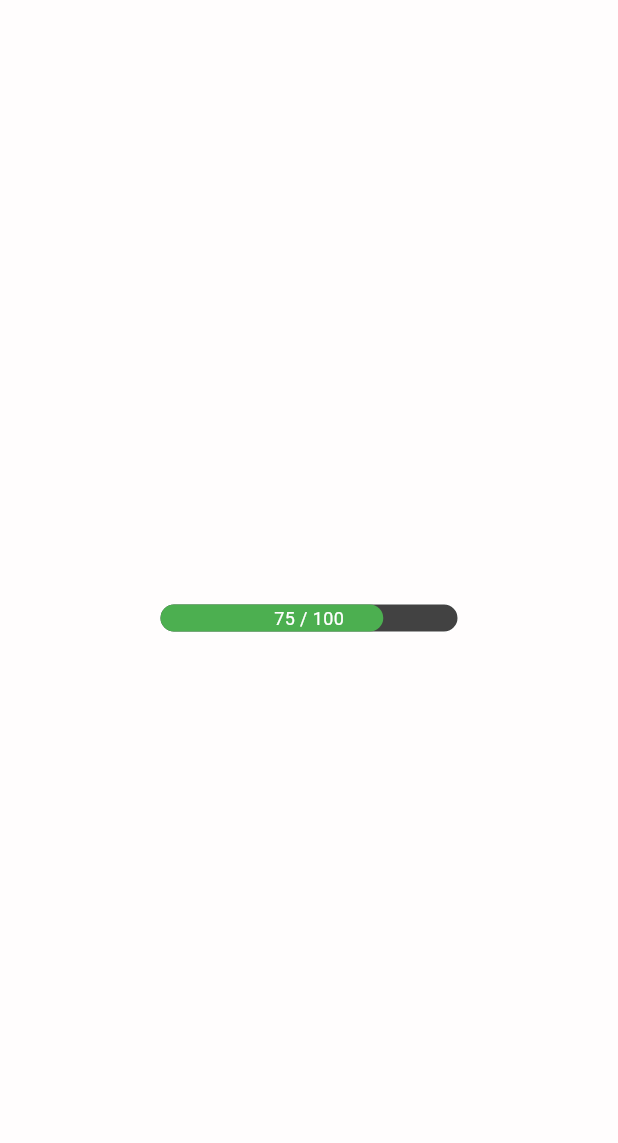
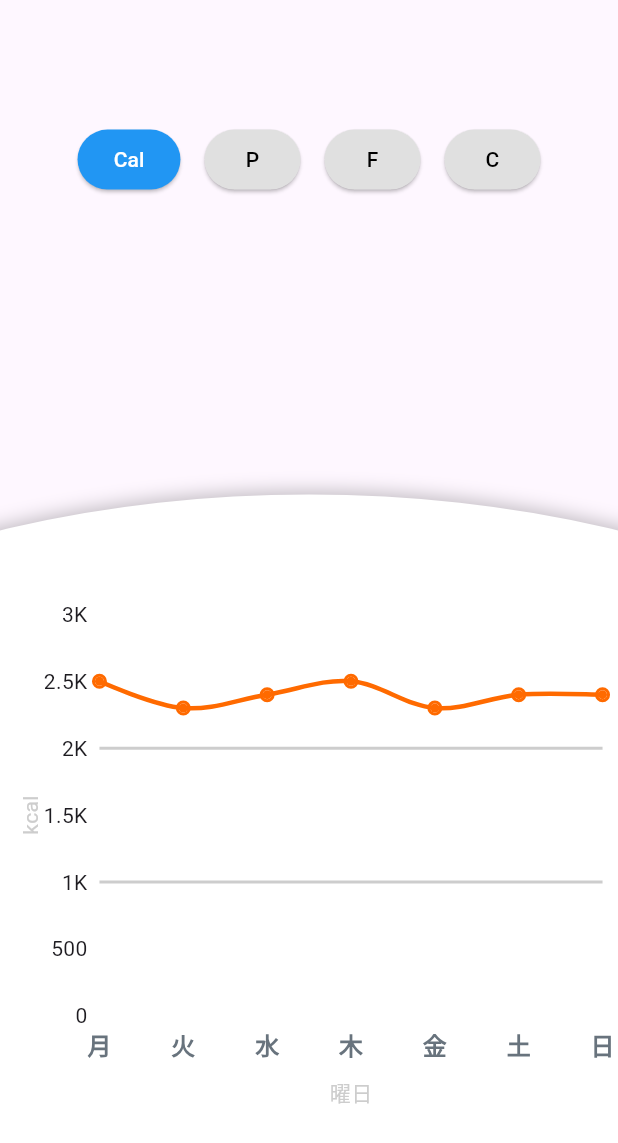
Before and after one commit to Agenta523/LifeMon, a Flutter app: the AnalyzeScreen screen opened directly, on a phone screen of 412 x 824 dp. Shown: the top 1143 px of the screen. Run offline on Flutter 3.47's test engine with Material 3 defaults, Android fonts, the phone set to English and light mode, and no system bars; drawn by our look-alikes of fl_chart.

Commit message:
分析画面のサンプルを作製

```diff
--- a/lib/screen/analyze_screen/analyze_screen.dart
+++ b/lib/screen/analyze_screen/analyze_screen.dart
@@ -1,72 +1,244 @@
 import 'package:flutter/material.dart';
+import 'package:fl_chart/fl_chart.dart';
 
-class AnalyzeScreen extends StatefulWidget{
-  const AnalyzeScreen({Key? key}) : super(key: key);
+class AnalyzeScreen extends StatefulWidget {
+  const AnalyzeScreen({super.key});
 
   @override
-  State<AnalyzeScreen> createState() => _HomeScreenState();
+  State<AnalyzeScreen> createState() => _AnalyzeScreenState();
 }
 
-class _HomeScreenState extends State<AnalyzeScreen> {
+class _AnalyzeScreenState extends State<AnalyzeScreen> {
+  int selectedIndex = 0;
+
+  Color getLineColor(int selectedIndex) {
+    switch (selectedIndex) {
+      case 0:
+        return const Color(0xffFF6A00);
+      case 1:
+        return const Color(0xffFF7B86);
+      case 2:
+        return const Color(0xffFFBB00);
+      case 3:
+        return const Color(0xffFF7B86);
+      default:
+        return Colors.blue;
+    }
+  }
+
+  List<FlSpot> getLineData(int index) {
+    switch (index) {
+      case 0:
+        return [FlSpot(0, 2500), FlSpot(1, 2300), FlSpot(2, 2400),FlSpot(3, 2500), FlSpot(4, 2300), FlSpot(5, 2400),FlSpot(6, 2400)];
+      case 1:
+        return [FlSpot(0, 120), FlSpot(1, 130), FlSpot(2, 110),FlSpot(3, 2500), FlSpot(4, 2300), FlSpot(5, 2400),FlSpot(6, 2400)];
+      case 2:
+        return [FlSpot(0, 70), FlSpot(1, 80), FlSpot(2, 75),FlSpot(3, 2500), FlSpot(4, 2300), FlSpot(5, 2400),FlSpot(6, 2400)];
+      case 3:
+        return [FlSpot(0, 300), FlSpot(1, 280), FlSpot(2, 310),FlSpot(3, 2500), FlSpot(4, 2300), FlSpot(5, 2400),FlSpot(6, 2400)];
+      default:
+        return [];
+    }
+  }
+
   @override
   Widget build(BuildContext context) {
+    final screenWidth = MediaQuery.of(context).size.width;
+    final screenHeight = MediaQuery.of(context).size.height;
+    final ellipseWidth = screenWidth * 2.5;
+    final ellipseHeight = screenHeight * 0.7;
+    final ellipseLeft = (screenWidth - ellipseWidth) / 2;
+    final ellipseTop = screenHeight * 0.4;
+
+    final lineColor = getLineColor(selectedIndex);
+    final lineData = getLineData(selectedIndex);
+
     return Scaffold(
-      backgroundColor: const Color.fromARGB(255, 255, 253, 253),
-      body: Center(
-        child: LifeGage(
-          currentHp: 75,
-          maxHp: 100,
-        ),
+      body: Stack(
+        children: [
+          Positioned(
+            left: ellipseLeft,
+            top: ellipseTop,
+            child: Container(
+              width: ellipseWidth,
+              height: ellipseHeight,
+              decoration: BoxDecoration(
+                color: Colors.white,
+                shape: BoxShape.rectangle,
+                borderRadius: BorderRadius.all(
+                  Radius.elliptical(ellipseWidth, ellipseHeight),
+                ),
+                boxShadow: [
+                  BoxShadow(
+                    color: Colors.black.withOpacity(0.25),
+                    offset: const Offset(0, -2),
+                    blurRadius: 10,
+                  )
+                ],
+              ),
+            ),
+          ),
+          Positioned(
+            top: screenHeight * 0.1,
+            left: 0,
+            right: 0,
+            child: NutrientSelector(
+              labels: ['Cal', 'P', 'F', 'C'],
+              selectedIndex: selectedIndex,
+              onSelected: (index) {
+                setState(() {
+                  selectedIndex = index;
+                });
+              },
+            ),
+          ),
+          Positioned(
+            top: ellipseTop + 80,
+            left: 0,
+            right: 0,
+            child: Center(
+              child: FLChartData(
+                lineColor: lineColor,
+                lineData: lineData,
+              ),
+            ),
+          ),
+        ],
       ),
     );
   }
 }
 
-class LifeGage extends StatelessWidget {
-  final double currentHp;
-  final double maxHp;
+class NutrientSelector extends StatelessWidget {
+  final List<String> labels;
+  final int selectedIndex;
+  final Function(int) onSelected;
 
-  const LifeGage({
-    Key? key,
-    required this.currentHp,
-    required this.maxHp,
-  }) : super(key: key);
+  const NutrientSelector({
+    super.key,
+    required this.labels,
+    required this.selectedIndex,
+    required this.onSelected,
+  });
 
   @override
   Widget build(BuildContext context) {
-    double hpPercent = currentHp / maxHp;
-
-    return Container(
-      width: 200,
-      height: 20,
-      decoration: BoxDecoration(
-        color: Colors.grey[800],
-        borderRadius: BorderRadius.circular(10),
-        border: Border.all(color: Colors.white),
-      ),
-      child: Stack(
-        children: [
-          FractionallySizedBox(
-            widthFactor: hpPercent.clamp(0.0, 1.0),
-            child: Container(
-              decoration: BoxDecoration(
-                color: hpPercent > 0.5
-                    ? Colors.green
-                    : hpPercent > 0.2
-                        ? Colors.orange
-                        : Colors.red,
-                borderRadius: BorderRadius.circular(10),
+    return Row(
+      mainAxisAlignment: MainAxisAlignment.center,
+      children: List.generate(labels.length, (index) {
+        final isSelected = selectedIndex == index;
+        return Padding(
+          padding: const EdgeInsets.symmetric(horizontal: 8.0),
+          child: ElevatedButton(
+            onPressed: () => onSelected(index),
+            style: ElevatedButton.styleFrom(
+              backgroundColor: isSelected ? Colors.blue : Colors.grey[300],
+              foregroundColor: isSelected ? Colors.white : Colors.black,
+              shape: RoundedRectangleBorder(
+                borderRadius: BorderRadius.circular(20),
               ),
             ),
+            child: Text(labels[index]),
           ),
-          Center(
-            child: Text(
-              '${currentHp.toInt()} / ${maxHp.toInt()}',
-              style: TextStyle(color: Colors.white, fontSize: 12),
+        );
+      }),
+    );
+  }
+}
+
+class FLChartData extends StatelessWidget {
+  final Color lineColor;
+  final List<FlSpot> lineData;
+
+  const FLChartData({
+    super.key,
+    required this.lineColor,
+    required this.lineData,
+  });
+
+  @override
+  Widget build(BuildContext context) {
+    final screenWidth = MediaQuery.of(context).size.width;
+    final screenHeight = MediaQuery.of(context).size.height;
+    const double maxYValue = 3000;
+
+    return SizedBox(
+      width: screenWidth * 0.95,
+      height: screenHeight * 0.4,
+      child: LineChart(
+        LineChartData(
+          minY: 0,
+          maxY: maxYValue,
+          lineBarsData: [
+            LineChartBarData(
+              spots: lineData,
+              isCurved: true,
+              color: lineColor,
+              dotData: FlDotData(
+                show: true,
+                getDotPainter: (spot, percent, barData, index) =>
+                    FlDotCirclePainter(
+                  radius: 3.0,
+                  color: lineColor,
+                  strokeWidth: 2.0,
+                  strokeColor: lineColor,
+                ),
+              ),
+              barWidth: 3,
             ),
-          )
-        ],
+          ],
+          gridData: FlGridData(
+            show: true,
+            drawVerticalLine: false,
+            horizontalInterval: maxYValue / 3,
+            getDrawingHorizontalLine: (value) {
+              return FlLine(
+                color: const Color(0xffCDCDCD),
+                strokeWidth: 2.0,
+              );
+            },
+          ),
+          borderData: FlBorderData(show: false),
+          titlesData: FlTitlesData(
+            bottomTitles: AxisTitles(
+              axisNameWidget: const Text("曜日", style: TextStyle(color: Color(0xffCDCDCD))),
+              axisNameSize: 22.0,
+              sideTitles: SideTitles(
+                showTitles: true,
+                interval: 1.0,
+                reservedSize: 40.0,
+                getTitlesWidget: bottomTitleWidgets,
+              ),
+            ),
+            leftTitles: AxisTitles(
+              axisNameWidget: const Text("kcal", style: TextStyle(color: Color(0xffCDCDCD))),
+              sideTitles: SideTitles(showTitles: true, reservedSize: 40.0),
+            ),
+            topTitles: AxisTitles(),
+            rightTitles: AxisTitles(),
+          ),
+        ),
       ),
     );
   }
+
+  Widget bottomTitleWidgets(double value, TitleMeta meta) {
+    const style = TextStyle(
+      color: Color(0xff68737d),
+      fontWeight: FontWeight.bold,
+      fontSize: 16.0,
+    );
+
+    final labels = ['月', '火', '水', '木', '金', '土', '日'];
+
+    Widget text = Text(
+      value.toInt() < labels.length ? labels[value.toInt()] : '',
+      style: style,
+    );
+
+    return SideTitleWidget(
+      axisSide: meta.axisSide,
+      child: text,
+    );
+  }
 }
```
